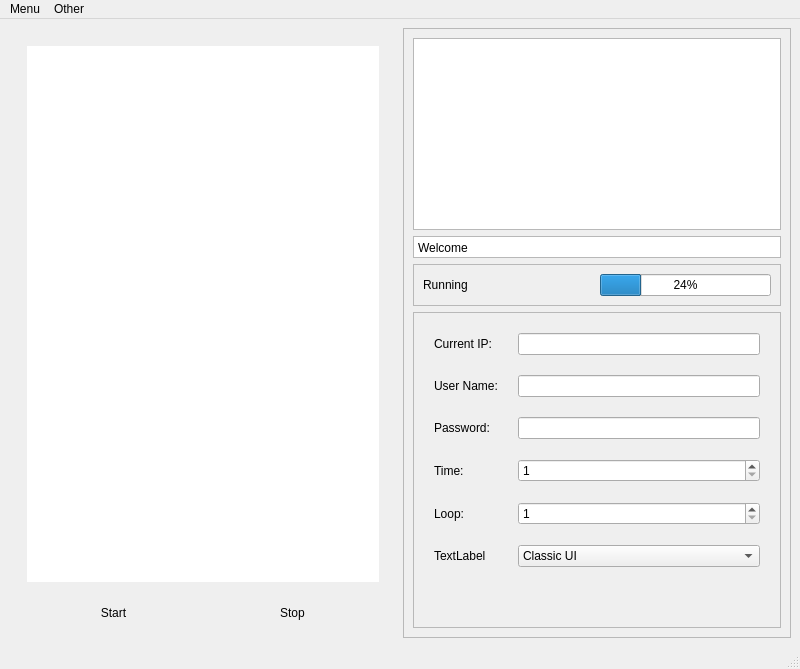
This is wpoium/ui/autotest_wig.ui in elihe999/LAN-autotest-webium as Qt 5 draws it before an edit. The edited form follows.
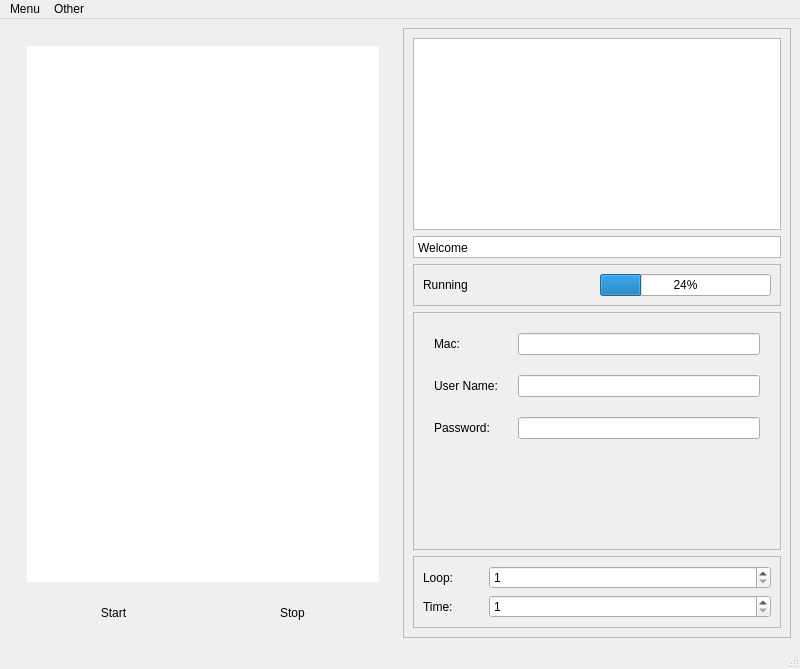
This is the edited form.

Diff of the .ui file:
```diff
--- a/wpoium/ui/autotest_wig.ui
+++ b/wpoium/ui/autotest_wig.ui
@@ -195,6 +195,9 @@
        </item>
        <item>
         <widget class="QStackedWidget" name="controlOptionStackedWidget">
+         <property name="styleSheet">
+          <string notr="true">broder-bottom:none;</string>
+         </property>
          <property name="frameShape">
           <enum>QFrame::StyledPanel</enum>
          </property>
@@ -230,7 +233,7 @@
            <item row="0" column="0">
             <widget class="QLabel" name="label_2">
              <property name="text">
-              <string>Current IP:</string>
+              <string>Mac:</string>
              </property>
             </widget>
            </item>
@@ -257,28 +260,66 @@
            <item row="2" column="1">
             <widget class="QLineEdit" name="passwdLineEdit"/>
            </item>
-           <item row="3" column="0">
-            <widget class="QLabel" name="label_5">
-             <property name="text">
-              <string>Time:</string>
-             </property>
-            </widget>
-           </item>
-           <item row="4" column="0">
-            <widget class="QLabel" name="label_6">
+          </layout>
+         </widget>
+         <widget class="QWidget" name="provisionOptionPage"/>
+        </widget>
+       </item>
+       <item>
+        <widget class="QFrame" name="FixOptionFrame">
+         <property name="sizePolicy">
+          <sizepolicy hsizetype="MinimumExpanding" vsizetype="Fixed">
+           <horstretch>0</horstretch>
+           <verstretch>0</verstretch>
+          </sizepolicy>
+         </property>
+         <property name="minimumSize">
+          <size>
+           <width>0</width>
+           <height>60</height>
+          </size>
+         </property>
+         <property name="styleSheet">
+          <string notr="true">broder-top:none;</string>
+         </property>
+         <property name="frameShape">
+          <enum>QFrame::StyledPanel</enum>
+         </property>
+         <property name="frameShadow">
+          <enum>QFrame::Raised</enum>
+         </property>
+         <layout class="QFormLayout" name="formLayout_2">
+          <item row="0" column="1">
+           <widget class="QSpinBox" name="spinBoxLoop">
+            <property name="minimum">
+             <number>1</number>
+            </property>
+            <property name="maximum">
+             <number>9999</number>
+            </property>
+           </widget>
+          </item>
+          <item row="0" column="0">
+           <widget class="QLabel" name="labelLoop">
+            <property name="minimumSize">
+             <size>
+              <width>60</width>
+              <height>0</height>
+             </size>
+            </property>
              <property name="text">
               <string>Loop:</string>
              </property>
             </widget>
            </item>
-           <item row="5" column="0">
-            <widget class="QLabel" name="label_7">
+          <item row="1" column="0">
+           <widget class="QLabel" name="labelTime">
              <property name="text">
-              <string>TextLabel</string>
+             <string>Time:</string>
              </property>
             </widget>
            </item>
-           <item row="3" column="1">
+          <item row="1" column="1">
             <widget class="QSpinBox" name="spinBoxTime">
              <property name="minimum">
               <number>1</number>
@@ -288,32 +329,7 @@
              </property>
             </widget>
            </item>
-           <item row="4" column="1">
-            <widget class="QSpinBox" name="spinBoxLoop">
-             <property name="minimum">
-              <number>1</number>
-             </property>
-             <property name="maximum">
-              <number>9999</number>
-             </property>
-            </widget>
-           </item>
-           <item row="5" column="1">
-            <widget class="QComboBox" name="uiComboBox">
-             <item>
-              <property name="text">
-               <string>Classic UI</string>
-              </property>
-             </item>
-             <item>
-              <property name="text">
-               <string>Ant Design</string>
-              </property>
-             </item>
-            </widget>
-           </item>
-          </layout>
-         </widget>
+         </layout>
         </widget>
        </item>
       </layout>
```
Left out of the diff: 2 changed lines with no effect on the pictures. Lines whose indentation alone changed are shown as unchanged.
